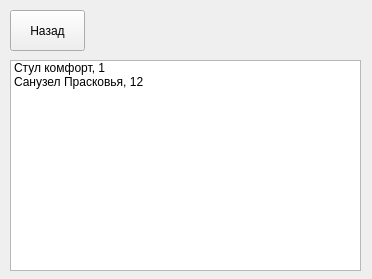
This is goods.ui in Shuv1Wolf/hackathon as Qt 5 draws it before an edit. The edited form follows.
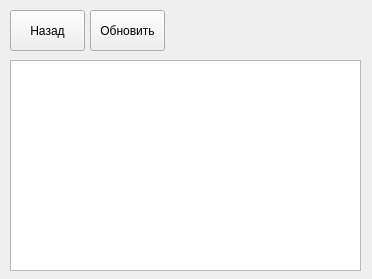
This is the edited form.

Commit message: Добавлен список товаров в соответсвующем окне

```diff
--- a/goods.ui
+++ b/goods.ui
@@ -39,16 +39,19 @@
     <property name="styleSheet">
      <string notr="true">font: 15pt &quot;MS Shell Dlg 2&quot;;</string>
     </property>
-    <item>
-     <property name="text">
-      <string>Стул комфорт, 1</string>
-     </property>
-    </item>
-    <item>
+   </widget>
+   <widget class="QPushButton" name="load_button">
+    <property name="geometry">
+     <rect>
+      <x>90</x>
+      <y>10</y>
+      <width>75</width>
+      <height>41</height>
+     </rect>
+    </property>
      <property name="text">
-      <string>Санузел Прасковья, 12</string>
-     </property>
-    </item>
+     <string>Обновить</string>
+    </property>
    </widget>
   </widget>
  </widget>
```
Left out of the diff: 2 changed lines with no effect on the pictures. Lines whose indentation alone changed are shown as unchanged. The commit also changes 7 other files.
